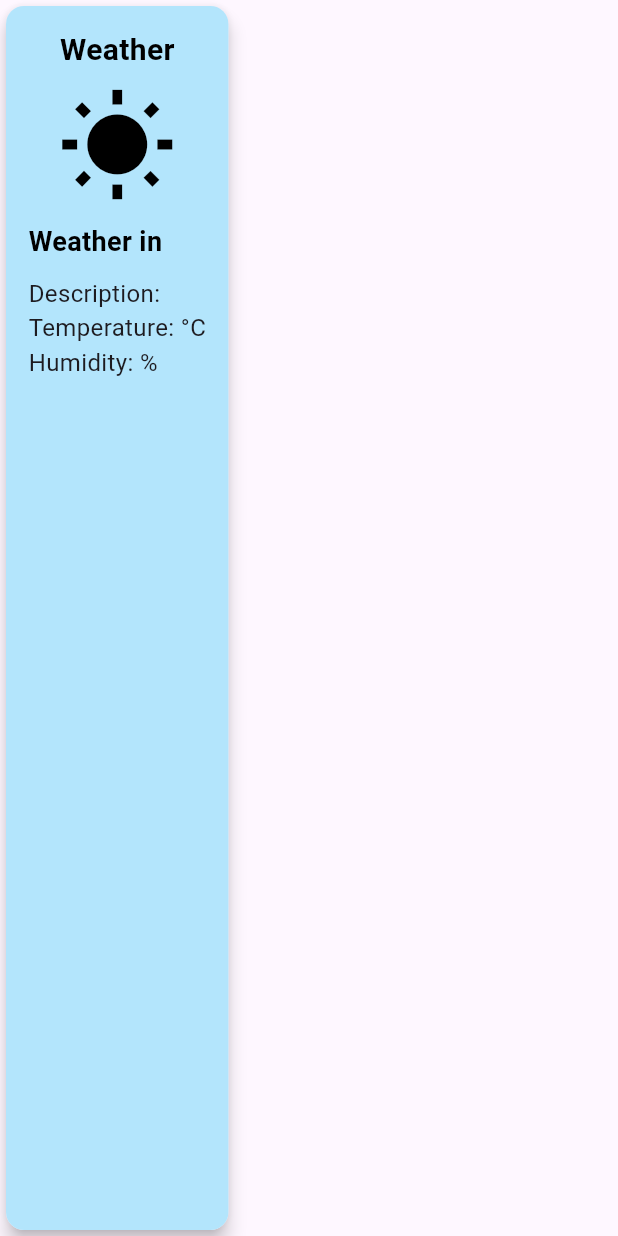
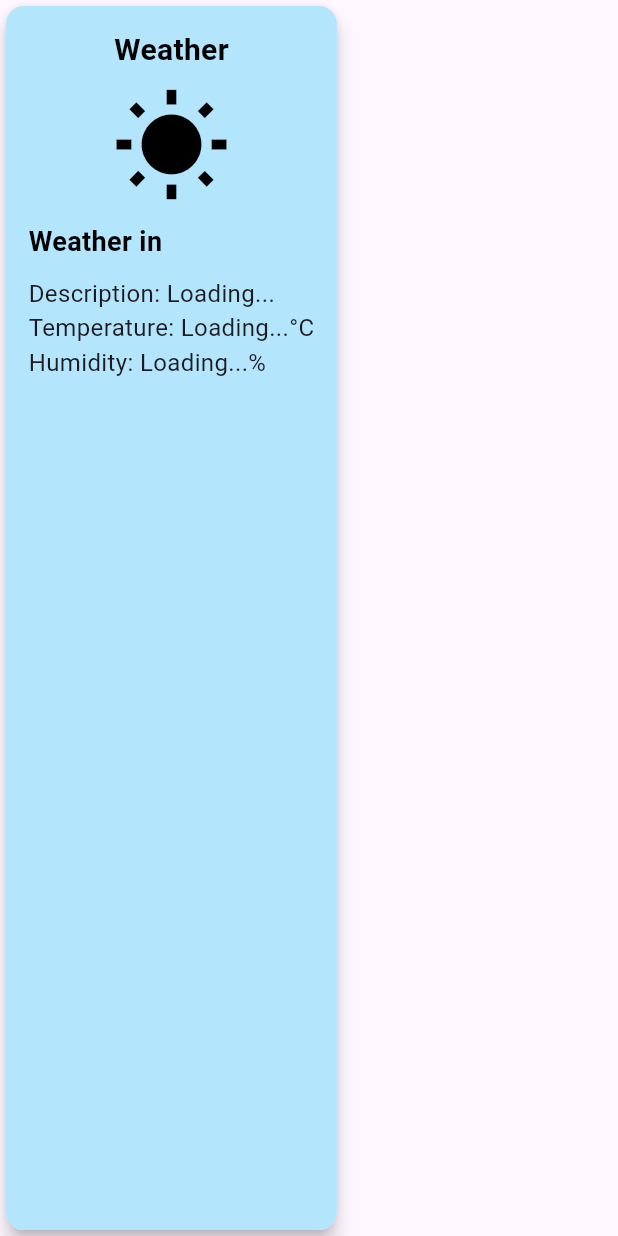
Before and after one commit to juliaopesh/JetSetGo, a Flutter app: the WeatherSection widget shown alone on an empty page, opened directly with empty values, on a phone screen of 412 x 824 dp. Run offline on Flutter 3.47's test engine with Material 3 defaults, Android fonts, the phone set to English and light mode, and no system bars; our stand-ins replace cloud_firestore, firebase_auth, firebase_core; accounts and stored records are empty.

Commit message:
Weather fix

```diff
--- a/jetsetgo/lib/components/weather_component.dart
+++ b/jetsetgo/lib/components/weather_component.dart
@@ -2,17 +2,17 @@ import 'package:flutter/material.dart';
 
 class WeatherSection extends StatelessWidget {
   final bool isWeatherLoading;
-  final String weatherDescription;
-  final String temperature;
-  final String humidity;
+  final String? weatherDescription; // Nullable
+  final String? temperature;        // Nullable
+  final String? humidity;           // Nullable
   final String location;
 
   const WeatherSection({
     super.key,
     required this.isWeatherLoading,
-    required this.weatherDescription,
-    required this.temperature,
-    required this.humidity,
+    this.weatherDescription, // Nullable
+    this.temperature,        // Nullable
+    this.humidity,           // Nullable
     required this.location,
   });
 
@@ -47,7 +47,7 @@ class WeatherSection extends StatelessWidget {
             ),
             const SizedBox(height: 10),
             isWeatherLoading
-                ? const CircularProgressIndicator()
+                ? const CircularProgressIndicator() // Loading state
                 : Column(
                     crossAxisAlignment: CrossAxisAlignment.start,
                     children: [
@@ -61,15 +61,15 @@ class WeatherSection extends StatelessWidget {
                       ),
                       const SizedBox(height: 10),
                       Text(
-                        "Description: $weatherDescription",
+                        "Description: ${weatherDescription ?? 'Loading...'}", // Safely handle null
                         style: const TextStyle(fontSize: 16),
                       ),
                       Text(
-                        "Temperature: $temperature°C",
+                        "Temperature: ${temperature ?? 'Loading...'}°C", // Safely handle null
                         style: const TextStyle(fontSize: 16),
                       ),
                       Text(
-                        "Humidity: $humidity%",
+                        "Humidity: ${humidity ?? 'Loading...'}%", // Safely handle null
                         style: const TextStyle(fontSize: 16),
                       ),
                     ],
--- a/jetsetgo/lib/pages/trip_profile.dart
+++ b/jetsetgo/lib/pages/trip_profile.dart
@@ -18,9 +18,9 @@ class TripScreen extends StatefulWidget {
 }
 
 class _TripScreenState extends State<TripScreen> {
-  late String weatherDescription;
-  late String temperature;
-  late String humidity;
+  late String weatherDescription = 'Loading...';
+  late String temperature = '0';
+  late String humidity = '0';
   bool isWeatherLoading = true;
 
   Future<void> _fetchWeatherData() async {
--- a/jetsetgo/lib/pages/weather_api.dart
+++ b/jetsetgo/lib/pages/weather_api.dart
@@ -19,9 +19,10 @@ class WeatherPage extends StatefulWidget {
 }
 
 class _WeatherPageState extends State<WeatherPage> {
-  late String weatherDescription;
-  late String temperature;
-  late String humidity;
+  // Make the variables nullable instead of using `late`
+  String? weatherDescription;
+  String? temperature;
+  String? humidity;
   bool isLoading = true;
 
   @override
@@ -76,9 +77,10 @@ class _WeatherPageState extends State<WeatherPage> {
               padding: EdgeInsets.all(20),
               child: Column(
                 children: [
-                  Text('Weather: $weatherDescription', style: TextStyle(fontSize: 22)),
-                  Text('Temperature: $temperature°C', style: TextStyle(fontSize: 20)),
-                  Text('Humidity: $humidity%', style: TextStyle(fontSize: 20)),
+                  // Safely handle null values using null-aware operators
+                  Text('Weather: ${weatherDescription ?? 'Loading...'}', style: TextStyle(fontSize: 22)),
+                  Text('Temperature: ${temperature ?? 'Loading...'}°C', style: TextStyle(fontSize: 20)),
+                  Text('Humidity: ${humidity ?? 'Loading...'}%', style: TextStyle(fontSize: 20)),
                 ],
               ),
             ),
```
